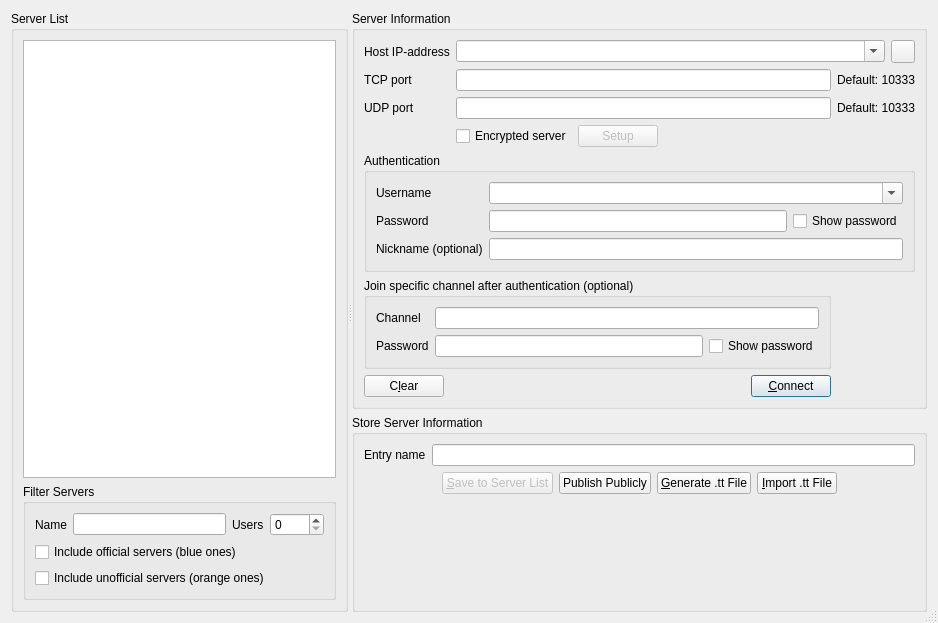
Qt form Client/qtTeamTalk/serverlist.ui (BearWare/TeamTalk5) before a commit.
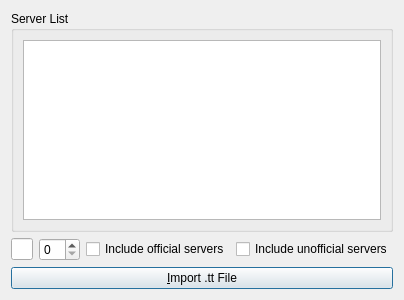
The same form after that commit. Icons and pictures are not drawn. Custom widgets are drawn as their Qt base class.

What changed in the file:
```diff
--- a/Client/qtTeamTalk/serverlist.ui
+++ b/Client/qtTeamTalk/serverlist.ui
@@ -6,528 +6,59 @@
    <rect>
     <x>0</x>
     <y>0</y>
-    <width>938</width>
-    <height>623</height>
+    <width>400</width>
+    <height>300</height>
    </rect>
   </property>
   <property name="windowTitle">
    <string>Connect to a Server</string>
   </property>
-  <property name="sizeGripEnabled">
-   <bool>true</bool>
-  </property>
-  <layout class="QHBoxLayout" name="horizontalLayout_5">
+  <layout class="QVBoxLayout" name="verticalLayoutMain">
    <item>
-    <widget class="QSplitter" name="splitter">
-     <property name="orientation">
-      <enum>Qt::Horizontal</enum>
+    <widget class="QGroupBox" name="groupBoxServerList">
+     <property name="title">
+      <string>Server List</string>
      </property>
-     <widget class="QGroupBox" name="groupBox">
-      <property name="title">
-       <string>Server List</string>
-      </property>
-      <layout class="QVBoxLayout" name="verticalLayout_3">
-       <item>
-        <widget class="MyTreeView" name="serverTreeView">
-         <property name="accessibleName">
-          <string>Server list</string>
-         </property>
-         <property name="rootIsDecorated">
-          <bool>false</bool>
-         </property>
-         <property name="itemsExpandable">
-          <bool>false</bool>
-         </property>
-         <property name="sortingEnabled">
-          <bool>true</bool>
-         </property>
-         <property name="expandsOnDoubleClick">
-          <bool>false</bool>
-         </property>
-        </widget>
-       </item>
-       <item>
-        <widget class="QGroupBox" name="groupBox_6">
-         <property name="title">
-          <string>Filter Servers</string>
-         </property>
-         <property name="accessibleName">
-          <string>Filter Servers</string>
-         </property>
-         <layout class="QVBoxLayout" name="verticalLayout_4">
-          <item>
-           <layout class="QHBoxLayout" name="horizontalLayout_3">
-            <item>
-             <widget class="QLabel" name="label_3">
-              <property name="text">
-               <string>Name</string>
-              </property>
-              <property name="buddy">
-               <cstring>filternameEdit</cstring>
-              </property>
-             </widget>
-            </item>
-            <item>
-             <widget class="QLineEdit" name="filternameEdit"/>
-            </item>
-            <item>
-             <widget class="QLabel" name="label_9">
-              <property name="text">
-               <string>Users</string>
-              </property>
-              <property name="buddy">
-               <cstring>filterusersSpinBox</cstring>
-              </property>
-             </widget>
-            </item>
-            <item>
-             <widget class="QSpinBox" name="filterusersSpinBox">
-              <property name="maximum">
-               <number>4096</number>
-              </property>
-             </widget>
-            </item>
-           </layout>
-          </item>
-          <item>
-           <widget class="QCheckBox" name="officialserverChkBox">
-            <property name="text">
-             <string>Include official servers (blue ones)</string>
-            </property>
-           </widget>
-          </item>
-          <item>
-           <widget class="QCheckBox" name="unofficialserverChkBox">
-            <property name="text">
-             <string>Include unofficial servers (orange ones)</string>
-            </property>
-           </widget>
-          </item>
-         </layout>
-        </widget>
-       </item>
-      </layout>
-     </widget>
-     <widget class="QWidget" name="layoutWidget">
-      <layout class="QVBoxLayout" name="verticalLayout_5">
-       <item>
-        <widget class="QGroupBox" name="groupBox_2">
-         <property name="title">
-          <string>Server Information</string>
-         </property>
-         <layout class="QGridLayout" name="gridLayout">
-          <item row="0" column="0">
-           <widget class="QLabel" name="label_2">
-            <property name="text">
-             <string>Host IP-address</string>
-            </property>
-            <property name="buddy">
-             <cstring>hostaddrBox</cstring>
-            </property>
-           </widget>
-          </item>
-          <item row="0" column="1" colspan="2">
-           <layout class="QHBoxLayout" name="horizontalLayout_6">
-            <item>
-             <widget class="MyComboBox" name="hostaddrBox">
-              <property name="editable">
-               <bool>true</bool>
-              </property>
-              <property name="duplicatesEnabled">
-               <bool>true</bool>
-              </property>
-             </widget>
-            </item>
-            <item>
-             <widget class="QToolButton" name="deleteBtn">
-              <property name="toolTip">
-               <string>Remove entry</string>
-              </property>
-              <property name="accessibleName">
-               <string>Remove entry</string>
-              </property>
-              <property name="text">
-               <string/>
-              </property>
-              <property name="icon">
-               <iconset>
-                <normalon>:/images/images/delete.png</normalon>
-               </iconset>
-              </property>
-             </widget>
-            </item>
-           </layout>
-          </item>
-          <item row="1" column="0">
-           <widget class="QLabel" name="label_6">
-            <property name="text">
-             <string>TCP port</string>
-            </property>
-            <property name="buddy">
-             <cstring>tcpportEdit</cstring>
-            </property>
-           </widget>
-          </item>
-          <item row="1" column="1">
-           <widget class="QLineEdit" name="tcpportEdit"/>
-          </item>
-          <item row="1" column="2">
-           <widget class="QLabel" name="label_5">
-            <property name="text">
-             <string>Default: 10333</string>
-            </property>
-           </widget>
-          </item>
-          <item row="2" column="0">
-           <widget class="QLabel" name="label_8">
-            <property name="text">
-             <string>UDP port</string>
-            </property>
-            <property name="buddy">
-             <cstring>udpportEdit</cstring>
-            </property>
-           </widget>
-          </item>
-          <item row="2" column="1">
-           <widget class="QLineEdit" name="udpportEdit"/>
-          </item>
-          <item row="2" column="2">
-           <widget class="QLabel" name="label_7">
-            <property name="text">
-             <string>Default: 10333</string>
-            </property>
-           </widget>
-          </item>
-          <item row="3" column="1">
-           <layout class="QHBoxLayout" name="horizontalLayout_8">
-            <item>
-             <widget class="QCheckBox" name="cryptChkBox">
-              <property name="text">
-               <string>Encrypted server</string>
-              </property>
-             </widget>
-            </item>
-            <item>
-             <widget class="QPushButton" name="encsetupBtn">
-              <property name="enabled">
-               <bool>false</bool>
-              </property>
-              <property name="text">
-               <string>Setup</string>
-              </property>
-             </widget>
-            </item>
-            <item>
-             <spacer name="horizontalSpacer_5">
-              <property name="orientation">
-               <enum>Qt::Horizontal</enum>
-              </property>
-              <property name="sizeHint" stdset="0">
-               <size>
-                <width>40</width>
-                <height>20</height>
-               </size>
-              </property>
-             </spacer>
-            </item>
-           </layout>
-          </item>
-          <item row="4" column="0" colspan="3">
-           <widget class="QGroupBox" name="groupBox_3">
-            <property name="accessibleName">
-             <string>Authentication (optional)</string>
-            </property>
-            <property name="title">
-             <string>Authentication</string>
-            </property>
-            <layout class="QFormLayout" name="formLayout">
-             <item row="0" column="0">
-              <widget class="QLabel" name="label_10">
-               <property name="text">
-                <string>Username</string>
-               </property>
-               <property name="buddy">
-                <cstring>usernameBox</cstring>
-               </property>
-              </widget>
-             </item>
-             <item row="0" column="1">
-              <widget class="QComboBox" name="usernameBox">
-               <property name="editable">
-                <bool>true</bool>
-               </property>
-              </widget>
-             </item>
-             <item row="1" column="0">
-              <widget class="QLabel" name="label_11">
-               <property name="text">
-                <string>Password</string>
-               </property>
-               <property name="buddy">
-                <cstring>passwordEdit</cstring>
-               </property>
-              </widget>
-             </item>
-             <item row="1" column="1">
-              <layout class="QHBoxLayout" name="horizontalLayout_7">
-               <item>
-                <widget class="QLineEdit" name="passwordEdit">
-                 <property name="echoMode">
-                  <enum>QLineEdit::Password</enum>
-                 </property>
-                </widget>
-               </item>
-               <item>
-                <widget class="QCheckBox" name="passwordChkBox">
-                 <property name="text">
-                  <string>Show password</string>
-                 </property>
-                </widget>
-               </item>
-              </layout>
-             </item>
-             <item row="2" column="0">
-              <widget class="QLabel" name="label_nick">
-               <property name="text">
-                <string>Nickname (optional)</string>
-               </property>
-               <property name="buddy">
-                <cstring>nicknameEdit</cstring>
-               </property>
-              </widget>
-             </item>
-             <item row="2" column="1">
-              <widget class="QLineEdit" name="nicknameEdit"/>
-             </item>
-            </layout>
-           </widget>
-          </item>
-          <item row="5" column="0" colspan="2">
-           <widget class="QGroupBox" name="groupBox_4">
-            <property name="accessibleName">
-             <string>Join specific channel after authentication (optional)</string>
-            </property>
-            <property name="title">
-             <string>Join specific channel after authentication (optional)</string>
-            </property>
-            <layout class="QFormLayout" name="formLayout_2">
-             <item row="0" column="0">
-              <widget class="QLabel" name="label_4">
-               <property name="text">
-                <string>Channel</string>
-               </property>
-               <property name="buddy">
-                <cstring>channelEdit</cstring>
-               </property>
-              </widget>
-             </item>
-             <item row="0" column="1">
-              <widget class="QLineEdit" name="channelEdit"/>
-             </item>
-             <item row="1" column="0">
-              <widget class="QLabel" name="label_12">
-               <property name="text">
-                <string>Password</string>
-               </property>
-               <property name="buddy">
-                <cstring>chanpasswdEdit</cstring>
-               </property>
-              </widget>
-             </item>
-             <item row="1" column="1">
-              <layout class="QHBoxLayout" name="horizontalLayout_1">
-               <item>
-                <widget class="QLineEdit" name="chanpasswdEdit">
-                 <property name="echoMode">
-                  <enum>QLineEdit::Password</enum>
-                 </property>
-                </widget>
-               </item>
-               <item>
-                <widget class="QCheckBox" name="chanpasswordChkBox">
-                 <property name="text">
-                  <string>Show password</string>
-                 </property>
-                </widget>
-               </item>
-              </layout>
-             </item>
-            </layout>
-           </widget>
-          </item>
-          <item row="6" column="0" colspan="2">
-           <layout class="QHBoxLayout" name="horizontalLayout">
-            <item>
-             <widget class="QPushButton" name="clearButton">
-              <property name="sizePolicy">
-               <sizepolicy hsizetype="Fixed" vsizetype="Fixed">
-                <horstretch>0</horstretch>
-                <verstretch>0</verstretch>
-               </sizepolicy>
-              </property>
-              <property name="text">
-               <string>C&amp;lear</string>
-              </property>
-             </widget>
-            </item>
-            <item>
-             <spacer name="horizontalSpacer_4">
-              <property name="orientation">
-               <enum>Qt::Horizontal</enum>
-              </property>
-              <property name="sizeHint" stdset="0">
-               <size>
-                <width>40</width>
-                <height>20</height>
-               </size>
-              </property>
-             </spacer>
-            </item>
-            <item>
-             <widget class="QPushButton" name="connectButton">
-              <property name="text">
-               <string>&amp;Connect</string>
-              </property>
-              <property name="default">
-               <bool>true</bool>
-              </property>
-             </widget>
-            </item>
-           </layout>
-          </item>
-         </layout>
-        </widget>
-       </item>
-       <item>
-        <widget class="QGroupBox" name="groupBox_5">
-         <property name="title">
-          <string>Store Server Information</string>
-         </property>
-         <layout class="QVBoxLayout" name="verticalLayout_2">
-          <item>
-           <layout class="QHBoxLayout" name="horizontalLayout_4">
-            <item>
-             <widget class="QLabel" name="label">
-              <property name="text">
-               <string>Entry name</string>
-              </property>
-              <property name="buddy">
-               <cstring>nameEdit</cstring>
-              </property>
-             </widget>
-            </item>
-            <item>
-             <widget class="QLineEdit" name="nameEdit"/>
-            </item>
-           </layout>
-          </item>
-          <item>
-           <layout class="QHBoxLayout" name="horizontalLayout_2">
-            <item>
-             <spacer name="horizontalSpacer_3">
-              <property name="orientation">
-               <enum>Qt::Horizontal</enum>
-              </property>
-              <property name="sizeHint" stdset="0">
-               <size>
-                <width>40</width>
-                <height>20</height>
-               </size>
-              </property>
-             </spacer>
-            </item>
-            <item>
-             <widget class="QPushButton" name="addupdButton">
-              <property name="enabled">
-               <bool>false</bool>
-              </property>
-              <property name="sizePolicy">
-               <sizepolicy hsizetype="Fixed" vsizetype="Fixed">
-                <horstretch>0</horstretch>
-                <verstretch>0</verstretch>
-               </sizepolicy>
-              </property>
-              <property name="text">
-               <string>&amp;Save to Server List</string>
-              </property>
-             </widget>
-            </item>
-            <item>
-             <widget class="QPushButton" name="publishButton">
-              <property name="text">
-               <string>Publish Publicly</string>
-              </property>
-             </widget>
-            </item>
-            <item>
-             <widget class="QPushButton" name="genttButton">
-              <property name="toolTip">
-               <string>.tt files can be double-clicked and the client will automatically start and connect to the specified server</string>
-              </property>
-              <property name="whatsThis">
-               <string>.tt files can be double-clicked and the client will automatically start and connect to the specified server</string>
-              </property>
-              <property name="text">
-               <string>&amp;Generate .tt File</string>
-              </property>
-             </widget>
-            </item>
-            <item>
-             <widget class="QPushButton" name="impttButton">
-              <property name="text">
-               <string>&amp;Import .tt File</string>
-              </property>
-             </widget>
-            </item>
-            <item>
-             <spacer name="horizontalSpacer_2">
-              <property name="orientation">
-               <enum>Qt::Horizontal</enum>
-              </property>
-              <property name="sizeHint" stdset="0">
-               <size>
-                <width>40</width>
-                <height>20</height>
-               </size>
-              </property>
-             </spacer>
-            </item>
-           </layout>
-          </item>
-          <item>
-           <spacer name="verticalSpacer">
-            <property name="orientation">
-             <enum>Qt::Vertical</enum>
-            </property>
-            <property name="sizeHint" stdset="0">
-             <size>
-              <width>20</width>
-              <height>40</height>
-             </size>
-            </property>
-           </spacer>
-          </item>
-         </layout>
-        </widget>
-       </item>
-      </layout>
-     </widget>
+     <layout class="QVBoxLayout" name="verticalLayoutServerList">
+      <item>
+       <widget class="QTreeView" name="serverTreeView"/>
+      </item>
+     </layout>
+    </widget>
+   </item>
+   <item>
+    <layout class="QHBoxLayout" name="horizontalLayoutFilters">
+     <item>
+      <widget class="QLineEdit" name="filternameEdit"/>
+     </item>
+     <item>
+      <widget class="QSpinBox" name="filterusersSpinBox"/>
+     </item>
+     <item>
+      <widget class="QCheckBox" name="officialserverChkBox">
+       <property name="text">
+        <string>Include official servers</string>
+       </property>
+      </widget>
+     </item>
+     <item>
+      <widget class="QCheckBox" name="unofficialserverChkBox">
+       <property name="text">
+        <string>Include unofficial servers</string>
+       </property>
+      </widget>
+     </item>
+    </layout>
+   </item>
+   <item>
+    <widget class="QPushButton" name="impttButton">
+     <property name="text">
+      <string>&amp;Import .tt File</string>
+     </property>
     </widget>
    </item>
   </layout>
  </widget>
- <customwidgets>
-  <customwidget>
-   <class>MyComboBox</class>
-   <extends>QComboBox</extends>
-   <header>mycombobox.h</header>
-  </customwidget>
-  <customwidget>
-   <class>MyTreeView</class>
-   <extends>QTreeView</extends>
-   <header>mytreeview.h</header>
-  </customwidget>
- </customwidgets>
  <resources/>
  <connections/>
 </ui>
```
